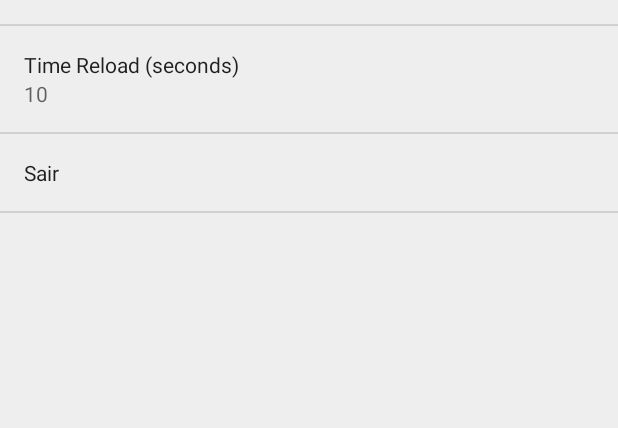
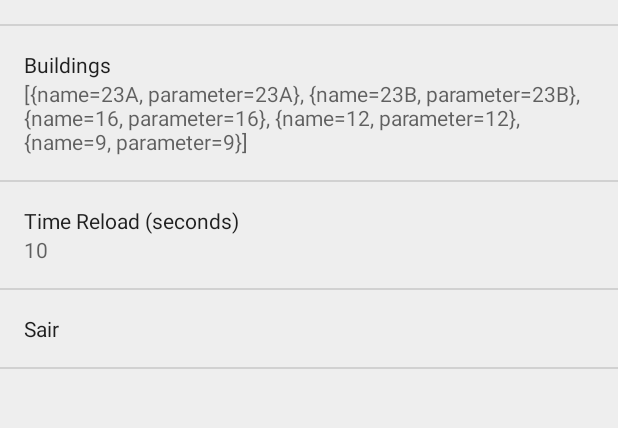
Before and after one commit to thaleslima/FreeRoom, an Android app: the fragment SettingsFragment shown on its own in the app's theme, on a phone screen of 412 x 824 dp, the part 82-510 px from its top. Run offline under Robolectric (Android 15) with nearby library versions, the phone set to English and light mode, and no system bars; libraries missing offline, so code that uses them is left out: com.firebase.client; 4 statements that could not run were skipped.

Commit message:
preferences

```diff
--- a/app/src/main/java/com/ciandt/app/freeroom/ui/SettingsFragment.java
+++ b/app/src/main/java/com/ciandt/app/freeroom/ui/SettingsFragment.java
@@ -21,6 +21,7 @@ public class SettingsFragment extends PreferenceFragment {
 
         bindPreferenceSummaryToValue(findPreference(getString(R.string.key_url_service)));
         bindPreferenceSummaryToValue(findPreference(getString(R.string.key_time_reload)));
+        bindPreferenceSummaryToValue(findPreference(getString(R.string.key_buildings)));
         bindPreferenceClickListener(findPreference(getString(R.string.key_close_app)));
     }
 
@@ -57,6 +58,8 @@ public class SettingsFragment extends PreferenceFragment {
                 myFirebaseRef.child(Constants.URL_FREE_ROOM).setValue(stringValue);
             } else if (preference.getKey().equals("key_time_reload")) {
                 myFirebaseRef.child(Constants.URL_TIME_RELOAD).setValue(stringValue);
+            } else if (preference.getKey().equals("key_buildings")) {
+                myFirebaseRef.child(Constants.URL_BUILDING).setValue(stringValue);
             }
 
             return true;
--- a/app/src/main/java/com/ciandt/app/freeroom/util/Util.java
+++ b/app/src/main/java/com/ciandt/app/freeroom/util/Util.java
@@ -47,7 +47,7 @@ public class Util {
 
     public static String getBuildings(Context context) {
         SharedPreferences sharedPrefs = PreferenceManager.getDefaultSharedPreferences(context);
-        return sharedPrefs.getString(context.getString(R.string.key_buildings), context.getString(R.string.pref_default_rooms));
+        return sharedPrefs.getString(context.getString(R.string.key_buildings), context.getString(R.string.pref_default_buildings));
     }
 
     public static long getTimeReload(Context context) {
--- a/app/src/main/res/values/strings_activity_settings.xml
+++ b/app/src/main/res/values/strings_activity_settings.xml
@@ -1,17 +1,17 @@
 <resources>
 
+    <string name="pref_header_settings">Settings</string>
     <string name="pref_title_url_service">URL Free Room</string>
     <string name="pref_title_time_reload">Time Reload (seconds)</string>
+    <string name="pref_title_buildings">Buildings</string>
     <string name="pref_title_close_app">Sair</string>
 
-    <string name="pref_header_settings">Settings</string>
     <string name="key_url_service">key_url_service</string>
     <string name="key_time_reload">key_time_reload</string>
+    <string name="key_buildings">key_buildings</string>
     <string name="key_close_app">key_close_app</string>
 
     <string name="pref_default_url_service">http://ciandt-i.dev.smartcanvas.com/free+room</string>
     <string name="pref_default_time_reload">10</string>
-
-    <string name="key_buildings">key_buildings</string>
-    <string name="pref_default_rooms">[{name=23A, parameter=23A}, {name=23B, parameter=23B}, {name=16, parameter=16}, {name=12, parameter=12}, {name=9, parameter=9}]</string>
+    <string name="pref_default_buildings">[{name=23A, parameter=23A}, {name=23B, parameter=23B}, {name=16, parameter=16}, {name=12, parameter=12}, {name=9, parameter=9}]</string>
 </resources>
--- a/app/src/main/res/xml/pref_general.xml
+++ b/app/src/main/res/xml/pref_general.xml
@@ -9,6 +9,15 @@
         android:capitalize="words"
         android:singleLine="true"
         android:maxLines="1" />
+
+    <EditTextPreference
+        android:key="key_buildings"
+        android:title="@string/pref_title_buildings"
+        android:defaultValue="@string/pref_default_buildings"
+        android:selectAllOnFocus="true"
+        android:inputType="textCapWords"
+        android:singleLine="false"
+        android:maxLines="5"/>
 
     <EditTextPreference
         android:key="key_time_reload"
```
